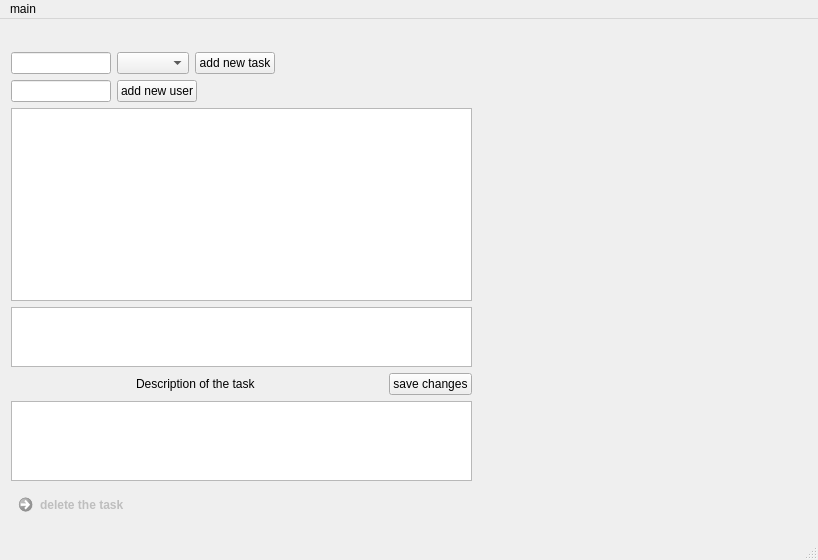
This is gantt.ui in thedanzjl/gantt as Qt 5 draws it before an edit. The edited form follows.
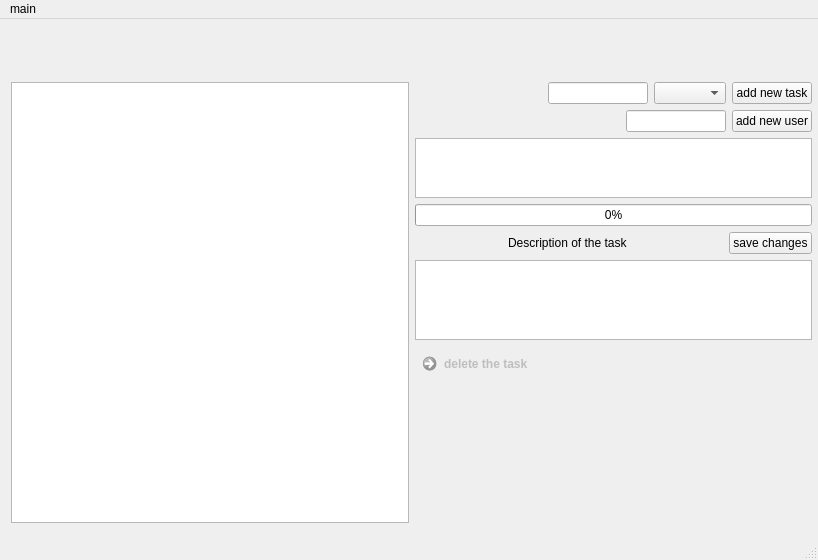
This is the edited form. Icons and pictures are not drawn.

Commit message: added progress bar to tasks

What changed in the file:
```diff
--- a/gantt.ui
+++ b/gantt.ui
@@ -24,12 +24,34 @@
     <property name="geometry">
      <rect>
       <x>11</x>
-      <y>33</y>
-      <width>461</width>
-      <height>471</height>
+      <y>63</y>
+      <width>801</width>
+      <height>441</height>
      </rect>
     </property>
-    <layout class="QHBoxLayout" name="horizontalLayout_2">
+    <layout class="QHBoxLayout" name="mainLayout">
+     <item>
+      <widget class="QTableWidget" name="mainTable">
+       <property name="maximumSize">
+        <size>
+         <width>16777215</width>
+         <height>16777215</height>
+        </size>
+       </property>
+       <property name="baseSize">
+        <size>
+         <width>0</width>
+         <height>0</height>
+        </size>
+       </property>
+       <property name="editTriggers">
+        <set>QAbstractItemView::AnyKeyPressed</set>
+       </property>
+       <property name="sortingEnabled">
+        <bool>false</bool>
+       </property>
+      </widget>
+     </item>
      <item>
       <layout class="QVBoxLayout" name="verticalLayout_4">
        <property name="sizeConstraint">
@@ -43,6 +65,19 @@
        </property>
        <item>
         <layout class="QHBoxLayout" name="horizontalLayout">
+         <item>
+          <spacer name="horizontalSpacer_4">
+           <property name="orientation">
+            <enum>Qt::Horizontal</enum>
+           </property>
+           <property name="sizeHint" stdset="0">
+            <size>
+             <width>40</width>
+             <height>20</height>
+            </size>
+           </property>
+          </spacer>
+         </item>
          <item>
           <widget class="QLineEdit" name="taskLine">
            <property name="maximumSize">
@@ -63,23 +98,23 @@
            </property>
           </widget>
          </item>
-         <item>
-          <spacer name="horizontalSpacer_4">
-           <property name="orientation">
-            <enum>Qt::Horizontal</enum>
-           </property>
-           <property name="sizeHint" stdset="0">
-            <size>
-             <width>40</width>
-             <height>20</height>
-            </size>
-           </property>
-          </spacer>
-         </item>
         </layout>
        </item>
        <item>
         <layout class="QHBoxLayout" name="horizontalLayout_4">
+         <item>
+          <spacer name="horizontalSpacer">
+           <property name="orientation">
+            <enum>Qt::Horizontal</enum>
+           </property>
+           <property name="sizeHint" stdset="0">
+            <size>
+             <width>40</width>
+             <height>20</height>
+            </size>
+           </property>
+          </spacer>
+         </item>
          <item>
           <widget class="QLineEdit" name="userLine">
            <property name="maximumSize">
@@ -97,43 +132,8 @@
            </property>
           </widget>
          </item>
-         <item>
-          <spacer name="horizontalSpacer">
-           <property name="orientation">
-            <enum>Qt::Horizontal</enum>
-           </property>
-           <property name="sizeHint" stdset="0">
-            <size>
-             <width>40</width>
-             <height>20</height>
-            </size>
-           </property>
-          </spacer>
-         </item>
         </layout>
        </item>
-       <item>
-        <widget class="QTableWidget" name="mainTable">
-         <property name="maximumSize">
-          <size>
-           <width>16777215</width>
-           <height>16777215</height>
-          </size>
-         </property>
-         <property name="baseSize">
-          <size>
-           <width>0</width>
-           <height>0</height>
-          </size>
-         </property>
-         <property name="editTriggers">
-          <set>QAbstractItemView::AnyKeyPressed</set>
-         </property>
-         <property name="sortingEnabled">
-          <bool>false</bool>
-         </property>
-        </widget>
-       </item>
        <item>
         <widget class="QTableWidget" name="taskDetailTable">
          <property name="enabled">
@@ -159,6 +159,13 @@
          </property>
         </widget>
        </item>
+       <item>
+        <widget class="QProgressBar" name="taskProgressBar">
+         <property name="value">
+          <number>0</number>
+         </property>
+        </widget>
+       </item>
        <item>
         <layout class="QHBoxLayout" name="horizontalLayout_3">
          <item>
```
The commit also changes 3 other files.
